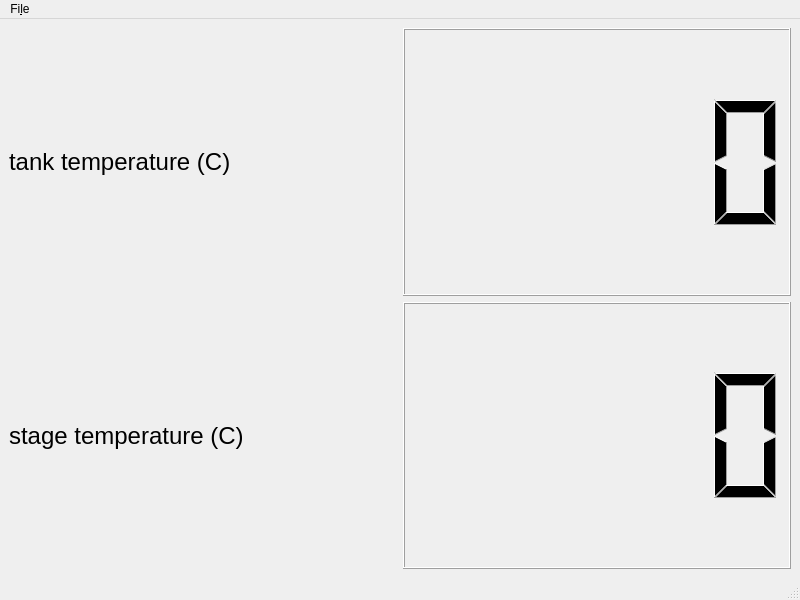
weatherhead99/foxtrot, file dashboard/dashboard_main.ui: the form before one commit.
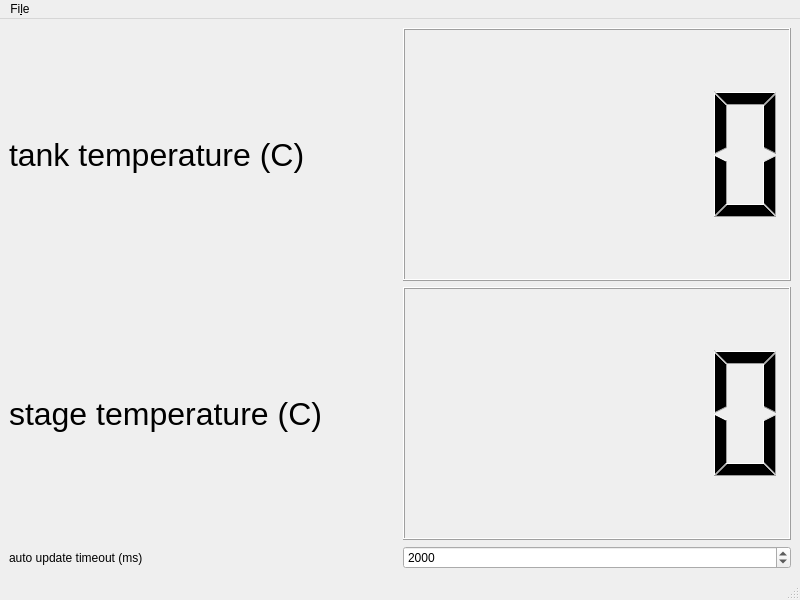
The form after the commit.

Commit message: dashboard basically working

Diff of the .ui file:
```diff
--- a/dashboard/dashboard_main.ui
+++ b/dashboard/dashboard_main.ui
@@ -32,7 +32,7 @@
      <widget class="QLabel" name="stage_label">
       <property name="font">
        <font>
-        <pointsize>18</pointsize>
+        <pointsize>24</pointsize>
        </font>
       </property>
       <property name="text">
@@ -44,7 +44,7 @@
      <widget class="QLabel" name="tank_label">
       <property name="font">
        <font>
-        <pointsize>18</pointsize>
+        <pointsize>24</pointsize>
        </font>
       </property>
       <property name="text">
@@ -52,6 +52,26 @@
       </property>
      </widget>
     </item>
+    <item row="2" column="1">
+     <widget class="QSpinBox" name="updatetimeout">
+      <property name="minimum">
+       <number>500</number>
+      </property>
+      <property name="maximum">
+       <number>20000</number>
+      </property>
+      <property name="value">
+       <number>2000</number>
+      </property>
+     </widget>
+    </item>
+    <item row="2" column="0">
+     <widget class="QLabel" name="label">
+      <property name="text">
+       <string>auto update timeout (ms)</string>
+      </property>
+     </widget>
+    </item>
    </layout>
   </widget>
   <widget class="QMenuBar" name="menubar">
```
Left out of the diff: 19 changed lines with no effect on the pictures. The commit also changes 9 other files.
